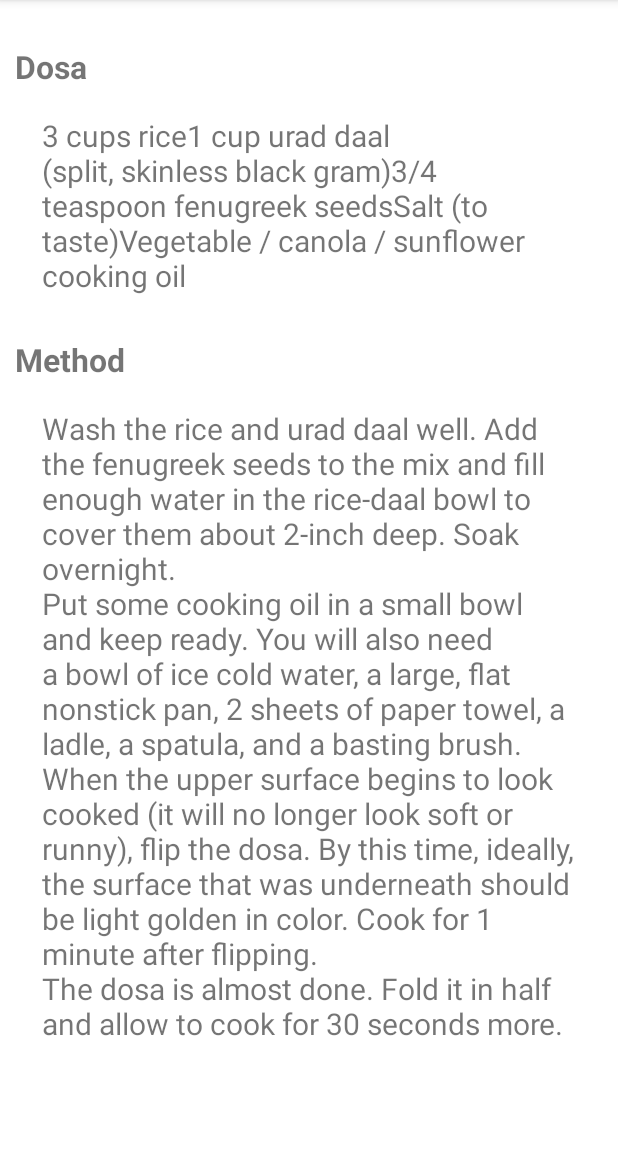
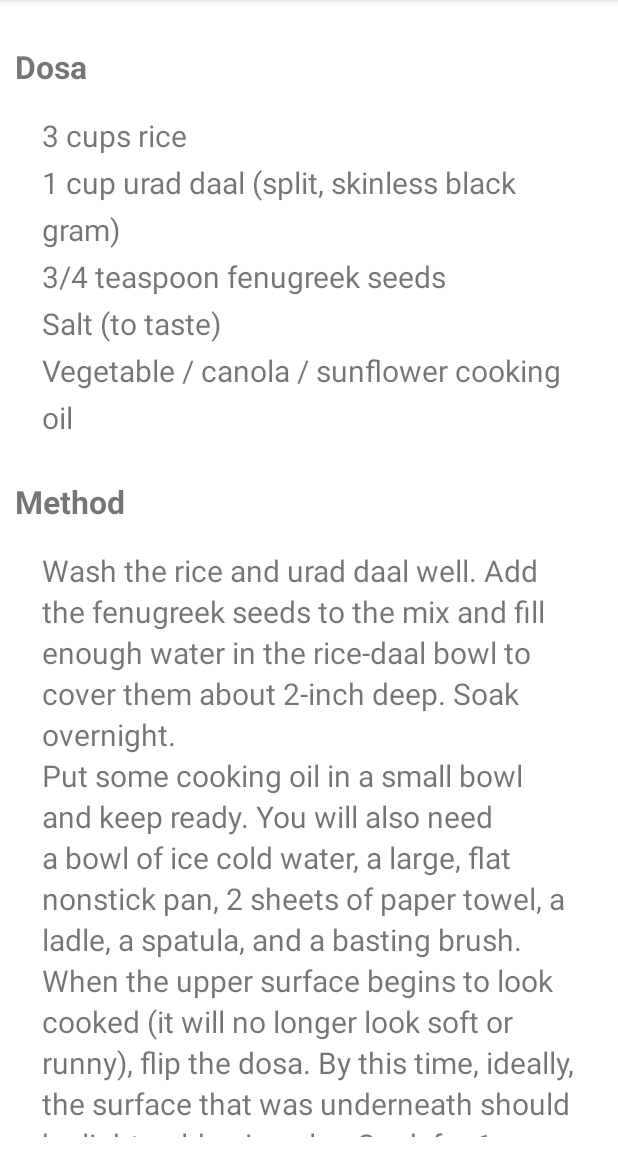
Before and after one commit to creamyturtle/RecipeApp, an Android app: the screen it shows after launch (RecipeActivity), after a tap on "Dosa", on a phone screen of 412 x 824 dp, the part 84-1236 px from its top. Run offline under Robolectric (Android 15) with nearby library versions, the phone set to English and light mode, and no system bars; 2 other taps on this screen came first.

Commit message:
Recipe App v1.1

```diff
--- a/app/src/main/java/com/example/recipe/MainActivity.java
+++ b/app/src/main/java/com/example/recipe/MainActivity.java
@@ -25,64 +25,64 @@ public class MainActivity extends AppCompatActivity {
 
         recipes1 = new ArrayList<>();
 
-        recipes1.add(new Recipes("Chicken Roll","200 gm chopped into cubes chicken" +
-                "1 medium chopped tomato" +
-                        "1/2 pinch red chilli powder" +
-                        "2 tablespoon vegetable oil" +
-                        "1/2 cut into strips cucumber" +
-                        "1/2 tablespoon chopped coriander leaves" +
-                        "1 large thinly sliced onion" +
-                        "2 medium chopped green chilli" +
-                        "2 pinches garam masala powder" +
-                        "1 lemon wedges" +
-                        "1 teaspoon tomato ketchup" +
-                        "1 tablespoon green chilli sauce","Method",
+        recipes1.add(new Recipes("Chicken Rolls","200 gm chopped into cubes chicken \n" +
+                "1 medium chopped tomato \n" +
+                        "1/2 pinch red chilli powder \n" +
+                        "2 tablespoon vegetable oil \n" +
+                        "1/2 cut into strips cucumber \n" +
+                        "1/2 tablespoon chopped coriander leaves \n" +
+                        "1 large thinly sliced onion \n" +
+                        "2 medium chopped green chilli \n" +
+                        "2 pinches garam masala powder \n" +
+                        "1 lemon wedges \n" +
+                        "1 teaspoon tomato ketchup \n" +
+                        "1 tablespoon green chilli sauce \n","Method",
                 "Chicken Roll is a delectable North Indian recipe made using all purpose flour, stir-fried chicken, yoghurt and a variety of vegetables rolled into paranthas. On days you do not want to prepare an elaborate meal, this delectable dish can be a saviour. Rolls are quite popular across India and they are often a favourite evening snack. Egg Roll, Kathi Kebab Roll, Mutton Roll, Paneer Roll, Potato Roll and even Fish Roll are among its many variations. This easy roll recipe is made using chicken and has the unforgettable aroma of Indian spices. You can also utilize your leftover parathas and chapatis in making this recipe. If you do not like to use all-purpose flour or maida, you can make it with whole wheat flour too. In fact, it can be made even with leftover chicken. All you have to ensure is that you use the right amount of spices so that the flavour is not lost. Easy to pack and carry, you can also take it to office or prepare it for picnics and day trips. A must try roll recipe for all chicken lovers!",R.drawable.chicken_roll));
 
 
-        recipes1.add(new Recipes("Donut","1 c. whole milk" +
-                "1/4 c. plus 1 tsp. granulated sugar, divided" +
-                "1 packet (or 2 1/4 tsp.) active dry yeast " +
-                "4 c. all-purpose flour, plus more if needed" +
-                "1/2 tsp. kosher salt" +
-                "6 tbsp. melted butter" +
-                "2 large eggs" +
-                "1/2 tsp. pure vanilla extract" +
+        recipes1.add(new Recipes("Donuts","1 c. whole milk \n" +
+                "1/4 c. plus 1 tsp. granulated sugar, divided \n" +
+                "1 packet (or 2 1/4 tsp.) active dry yeast \n" +
+                "4 c. all-purpose flour, plus more if needed \n" +
+                "1/2 tsp. kosher salt \n" +
+                "6 tbsp. melted butter \n" +
+                "2 large eggs \n" +
+                "1/2 tsp. pure vanilla extract \n" +
                 "Canola or vegetable oil, for frying","Method","\n" +
                 "Grease a large bowl with cooking spray and set aside. In a small, microwave-safe bowl or glass measuring cup, add milk. Microwave until lukewarm, 40 seconds. Add a teaspoon of sugar and stir to dissolve, then sprinkle over yeast and let sit until frothy, about 8 minutes.\n" +
                 "Make glaze: In a large bowl, whisk together milk, powdered sugar, and vanilla until smooth. Set aside.\n" +
                 "Line a large baking sheet with paper towels. In a large dutch oven over medium heat, heat 2'' oil to 350°. Cook doughnuts, in batches, until deeply golden on both sides, about 1 minute per side. Holes will cook even faster!\n" +
                 "Transfer doughnuts to paper towel-lined baking sheet to drain and cool slightly. Dip into glaze, then place onto a cooling rack (or eat immediately!)",R.drawable.donut1));
 
-        recipes1.add(new Recipes("Dosa","3 cups rice" +
-                "1 cup urad daal (split, skinless black gram)" +
-                "3/4 teaspoon fenugreek seeds" +
-                "Salt (to taste)" +
+        recipes1.add(new Recipes("Dosa","3 cups rice \n" +
+                "1 cup urad daal (split, skinless black gram) \n" +
+                "3/4 teaspoon fenugreek seeds \n" +
+                "Salt (to taste) \n" +
                 "Vegetable / canola / sunflower cooking oil","Method",
                 "Wash the rice and urad daal well. Add the fenugreek seeds to the mix and fill enough water in the rice-daal bowl to cover them about 2-inch deep. Soak overnight.\n" +
                         "Put some cooking oil in a small bowl and keep ready. You will also need a bowl of ice cold water, a large, flat nonstick pan, 2 sheets of paper towel, a ladle, a spatula, and a basting brush.\n" +
                         "When the upper surface begins to look cooked (it will no longer look soft or runny), flip the dosa. By this time, ideally, the surface that was underneath should be light golden in color. Cook for 1 minute after flipping.\n" +
                         "The dosa is almost done. Fold it in half and allow to cook for 30 seconds more.",R.drawable.dosa1));
 
-        recipes1.add(new Recipes("Pancake","1 1/4 cups milk" +
-                "1 egg" +
-                "3 tablespoons butter melted" +
-                "1 1/2 cups all-purpose flour" +
-                "3 1/2 teaspoons baking powder" +
-                "1 teaspoon salt" +
-                "1 tablespoon white sugar","Method",
+        recipes1.add(new Recipes("Pancakes","1 1/4 cups milk \n" +
+                "1 egg \n" +
+                "3 tablespoons butter melted \n" +
+                "1 1/2 cups all-purpose flour \n" +
+                "3 1/2 teaspoons baking powder \n" +
+                "1 teaspoon salt \n" +
+                "1 tablespoon white sugar \n","Method",
                 "In a large bowl, sift together the flour, baking powder, salt and sugar. Make a well in the center and pour in the milk, egg and melted butter; mix until smooth." +
                         "Heat a lightly oiled griddle or frying pan over medium high heat. Pour or scoop the batter onto the griddle, using approximately 1/4 cup for each pancake. Brown on both sides and serve hot.",R.drawable.pancakes));
 
-        recipes1.add(new Recipes("Pasta","1 tsp oil" +
-                "1 tsp butter" +
-                "2 clove garlic, finely chopped" +
-                "1 inch ginger, finely chopped" +
-                "½ onion, finely chopped" +
-                "1 cup tomato pulp" +
-                "¼ tsp turmeric / haldi" +
-                "½ tsp kashmiri red chilli powder" +
-                "2 tbsp tomato sauce" +
+        recipes1.add(new Recipes("Pasta \n","1 tsp oil" +
+                "1 tsp butter \n" +
+                "2 clove garlic, finely chopped \n" +
+                "1 inch ginger, finely chopped \n" +
+                "½ onion, finely chopped \n" +
+                "1 cup tomato pulp \n" +
+                "¼ tsp turmeric / haldi \n" +
+                "½ tsp kashmiri red chilli powder \n" +
+                "2 tbsp tomato sauce \n" +
                 "½ tsp garam masala","Method",
                 "firstly, saute 1 inch ginger and 2 clove garlic in 1 tsp oil and 1 tsp butter." +
                         "further saute ½ onion till they turn soft." +
--- a/app/src/main/res/layout/activity_recipe.xml
+++ b/app/src/main/res/layout/activity_recipe.xml
@@ -34,6 +34,7 @@
                 android:layout_margin="18dp"
                 android:textSize="20sp"
                 android:text="@string/ingredients"
+                android:lineSpacingExtra="8dp"
                 />
             <TextView
                 android:id="@+id/method"
@@ -53,6 +54,7 @@
                 android:layout_margin="18dp"
                 android:textSize="20sp"
                 android:text="@string/ingredients"
+                android:lineSpacingExtra="4dp"
                 />
 
 
```
